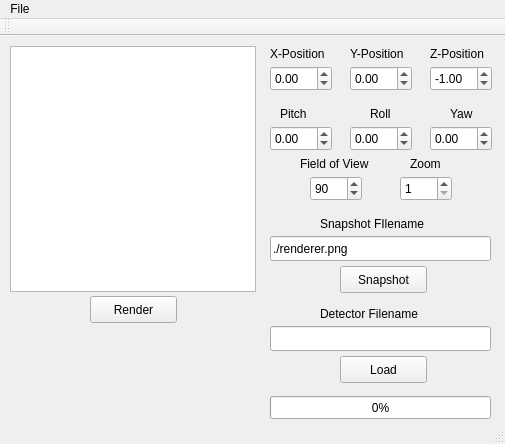
This is tools/qtfiles/camera.ui in cthornsb/Vikar as Qt 5 draws it before an edit. The edited form follows.
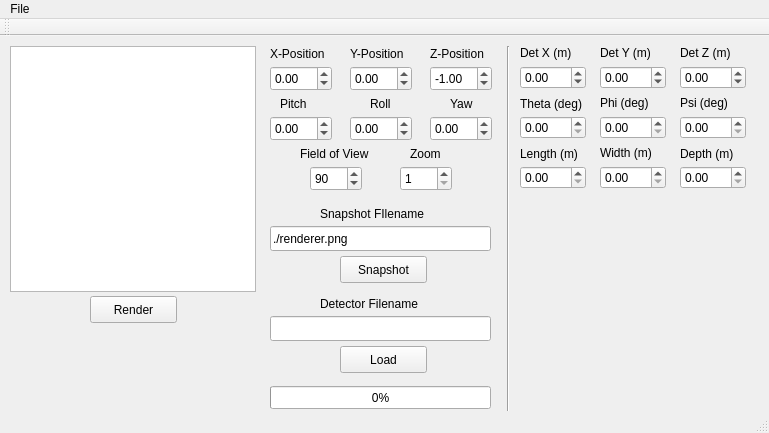
This is the edited form.

Commit message: Added detector position variables to renderer

```diff
--- a/tools/qtfiles/camera.ui
+++ b/tools/qtfiles/camera.ui
@@ -6,8 +6,8 @@
    <rect>
     <x>0</x>
     <y>0</y>
-    <width>505</width>
-    <height>444</height>
+    <width>769</width>
+    <height>433</height>
    </rect>
   </property>
   <property name="windowTitle">
@@ -101,7 +101,7 @@
     <property name="geometry">
      <rect>
       <x>310</x>
-      <y>140</y>
+      <y>130</y>
       <width>52</width>
       <height>25</height>
      </rect>
@@ -120,7 +120,7 @@
     <property name="geometry">
      <rect>
       <x>300</x>
-      <y>120</y>
+      <y>110</y>
       <width>81</width>
       <height>16</height>
      </rect>
@@ -133,7 +133,7 @@
     <property name="geometry">
      <rect>
       <x>410</x>
-      <y>120</y>
+      <y>110</y>
       <width>41</width>
       <height>16</height>
      </rect>
@@ -185,7 +185,7 @@
     <property name="geometry">
      <rect>
       <x>430</x>
-      <y>90</y>
+      <y>80</y>
       <width>62</width>
       <height>25</height>
      </rect>
@@ -204,7 +204,7 @@
     <property name="geometry">
      <rect>
       <x>350</x>
-      <y>90</y>
+      <y>80</y>
       <width>62</width>
       <height>25</height>
      </rect>
@@ -223,7 +223,7 @@
     <property name="geometry">
      <rect>
       <x>450</x>
-      <y>70</y>
+      <y>60</y>
       <width>31</width>
       <height>16</height>
      </rect>
@@ -236,7 +236,7 @@
     <property name="geometry">
      <rect>
       <x>370</x>
-      <y>70</y>
+      <y>60</y>
       <width>41</width>
       <height>16</height>
      </rect>
@@ -249,7 +249,7 @@
     <property name="geometry">
      <rect>
       <x>280</x>
-      <y>70</y>
+      <y>60</y>
       <width>41</width>
       <height>16</height>
      </rect>
@@ -262,7 +262,7 @@
     <property name="geometry">
      <rect>
       <x>270</x>
-      <y>90</y>
+      <y>80</y>
       <width>62</width>
       <height>25</height>
      </rect>
@@ -281,7 +281,7 @@
     <property name="geometry">
      <rect>
       <x>400</x>
-      <y>140</y>
+      <y>130</y>
       <width>52</width>
       <height>25</height>
      </rect>
@@ -303,7 +303,7 @@
     <property name="geometry">
      <rect>
       <x>270</x>
-      <y>200</y>
+      <y>190</y>
       <width>221</width>
       <height>25</height>
      </rect>
@@ -319,7 +319,7 @@
     <property name="geometry">
      <rect>
       <x>340</x>
-      <y>230</y>
+      <y>220</y>
       <width>87</width>
       <height>27</height>
      </rect>
@@ -332,7 +332,7 @@
     <property name="geometry">
      <rect>
       <x>320</x>
-      <y>180</y>
+      <y>170</y>
       <width>131</width>
       <height>16</height>
      </rect>
@@ -345,7 +345,7 @@
     <property name="geometry">
      <rect>
       <x>270</x>
-      <y>360</y>
+      <y>350</y>
       <width>221</width>
       <height>23</height>
      </rect>
@@ -358,7 +358,7 @@
     <property name="geometry">
      <rect>
       <x>270</x>
-      <y>290</y>
+      <y>280</y>
       <width>221</width>
       <height>25</height>
      </rect>
@@ -374,7 +374,7 @@
     <property name="geometry">
      <rect>
       <x>320</x>
-      <y>270</y>
+      <y>260</y>
       <width>111</width>
       <height>16</height>
      </rect>
@@ -387,7 +387,7 @@
     <property name="geometry">
      <rect>
       <x>340</x>
-      <y>320</y>
+      <y>310</y>
       <width>87</width>
       <height>27</height>
      </rect>
@@ -396,14 +396,291 @@
      <string>Load</string>
     </property>
    </widget>
+   <widget class="QDoubleSpinBox" name="doubleSpinBox_xPos">
+    <property name="geometry">
+     <rect>
+      <x>520</x>
+      <y>30</y>
+      <width>66</width>
+      <height>23</height>
+     </rect>
+    </property>
+    <property name="minimum">
+     <double>-50.000000000000000</double>
+    </property>
+    <property name="maximum">
+     <double>50.000000000000000</double>
+    </property>
+    <property name="singleStep">
+     <double>0.100000000000000</double>
+    </property>
+   </widget>
+   <widget class="QDoubleSpinBox" name="doubleSpinBox_yPos">
+    <property name="geometry">
+     <rect>
+      <x>600</x>
+      <y>30</y>
+      <width>66</width>
+      <height>23</height>
+     </rect>
+    </property>
+    <property name="minimum">
+     <double>-50.000000000000000</double>
+    </property>
+    <property name="maximum">
+     <double>50.000000000000000</double>
+    </property>
+    <property name="singleStep">
+     <double>0.100000000000000</double>
+    </property>
+   </widget>
+   <widget class="QDoubleSpinBox" name="doubleSpinBox_zPos">
+    <property name="geometry">
+     <rect>
+      <x>680</x>
+      <y>30</y>
+      <width>66</width>
+      <height>23</height>
+     </rect>
+    </property>
+    <property name="minimum">
+     <double>-50.000000000000000</double>
+    </property>
+    <property name="maximum">
+     <double>50.000000000000000</double>
+    </property>
+    <property name="singleStep">
+     <double>0.100000000000000</double>
+    </property>
+   </widget>
+   <widget class="QDoubleSpinBox" name="doubleSpinBox_psi">
+    <property name="geometry">
+     <rect>
+      <x>680</x>
+      <y>80</y>
+      <width>66</width>
+      <height>23</height>
+     </rect>
+    </property>
+    <property name="maximum">
+     <double>360.000000000000000</double>
+    </property>
+   </widget>
+   <widget class="QDoubleSpinBox" name="doubleSpinBox_phi">
+    <property name="geometry">
+     <rect>
+      <x>600</x>
+      <y>80</y>
+      <width>66</width>
+      <height>23</height>
+     </rect>
+    </property>
+    <property name="maximum">
+     <double>360.000000000000000</double>
+    </property>
+   </widget>
+   <widget class="QDoubleSpinBox" name="doubleSpinBox_theta">
+    <property name="geometry">
+     <rect>
+      <x>520</x>
+      <y>80</y>
+      <width>66</width>
+      <height>23</height>
+     </rect>
+    </property>
+    <property name="maximum">
+     <double>360.000000000000000</double>
+    </property>
+   </widget>
+   <widget class="QDoubleSpinBox" name="doubleSpinBox_depth">
+    <property name="geometry">
+     <rect>
+      <x>680</x>
+      <y>130</y>
+      <width>66</width>
+      <height>23</height>
+     </rect>
+    </property>
+    <property name="minimum">
+     <double>0.000000000000000</double>
+    </property>
+    <property name="maximum">
+     <double>1.000000000000000</double>
+    </property>
+    <property name="singleStep">
+     <double>0.010000000000000</double>
+    </property>
+   </widget>
+   <widget class="QDoubleSpinBox" name="doubleSpinBox_width">
+    <property name="geometry">
+     <rect>
+      <x>600</x>
+      <y>130</y>
+      <width>66</width>
+      <height>23</height>
+     </rect>
+    </property>
+    <property name="maximum">
+     <double>1.000000000000000</double>
+    </property>
+    <property name="singleStep">
+     <double>0.010000000000000</double>
+    </property>
+   </widget>
+   <widget class="QDoubleSpinBox" name="doubleSpinBox_length">
+    <property name="geometry">
+     <rect>
+      <x>520</x>
+      <y>130</y>
+      <width>66</width>
+      <height>23</height>
+     </rect>
+    </property>
+    <property name="maximum">
+     <double>50.000000000000000</double>
+    </property>
+    <property name="singleStep">
+     <double>0.100000000000000</double>
+    </property>
+   </widget>
+   <widget class="QLabel" name="label_11">
+    <property name="geometry">
+     <rect>
+      <x>520</x>
+      <y>10</y>
+      <width>59</width>
+      <height>14</height>
+     </rect>
+    </property>
+    <property name="text">
+     <string>Det X (m)</string>
+    </property>
+   </widget>
+   <widget class="QLabel" name="label_12">
+    <property name="geometry">
+     <rect>
+      <x>600</x>
+      <y>10</y>
+      <width>59</width>
+      <height>14</height>
+     </rect>
+    </property>
+    <property name="text">
+     <string>Det Y (m)</string>
+    </property>
+   </widget>
+   <widget class="QLabel" name="label_13">
+    <property name="geometry">
+     <rect>
+      <x>680</x>
+      <y>10</y>
+      <width>59</width>
+      <height>14</height>
+     </rect>
+    </property>
+    <property name="text">
+     <string>Det Z (m)</string>
+    </property>
+   </widget>
+   <widget class="QLabel" name="label_14">
+    <property name="geometry">
+     <rect>
+      <x>520</x>
+      <y>60</y>
+      <width>71</width>
+      <height>16</height>
+     </rect>
+    </property>
+    <property name="text">
+     <string>Theta (deg)</string>
+    </property>
+   </widget>
+   <widget class="QLabel" name="label_15">
+    <property name="geometry">
+     <rect>
+      <x>600</x>
+      <y>60</y>
+      <width>59</width>
+      <height>14</height>
+     </rect>
+    </property>
+    <property name="text">
+     <string>Phi (deg)</string>
+    </property>
+   </widget>
+   <widget class="QLabel" name="label_16">
+    <property name="geometry">
+     <rect>
+      <x>680</x>
+      <y>60</y>
+      <width>59</width>
+      <height>14</height>
+     </rect>
+    </property>
+    <property name="text">
+     <string>Psi (deg)</string>
+    </property>
+   </widget>
+   <widget class="QLabel" name="label_17">
+    <property name="geometry">
+     <rect>
+      <x>520</x>
+      <y>110</y>
+      <width>71</width>
+      <height>16</height>
+     </rect>
+    </property>
+    <property name="text">
+     <string>Length (m)</string>
+    </property>
+   </widget>
+   <widget class="QLabel" name="label_18">
+    <property name="geometry">
+     <rect>
+      <x>600</x>
+      <y>110</y>
+      <width>59</width>
+      <height>14</height>
+     </rect>
+    </property>
+    <property name="text">
+     <string>Width (m)</string>
+    </property>
+   </widget>
+   <widget class="QLabel" name="label_19">
+    <property name="geometry">
+     <rect>
+      <x>680</x>
+      <y>110</y>
+      <width>61</width>
+      <height>16</height>
+     </rect>
+    </property>
+    <property name="text">
+     <string>Depth (m)</string>
+    </property>
+   </widget>
+   <widget class="Line" name="line">
+    <property name="geometry">
+     <rect>
+      <x>500</x>
+      <y>10</y>
+      <width>16</width>
+      <height>371</height>
+     </rect>
+    </property>
+    <property name="orientation">
+     <enum>Qt::Vertical</enum>
+    </property>
+   </widget>
   </widget>
   <widget class="QMenuBar" name="menuBar">
    <property name="geometry">
     <rect>
      <x>0</x>
      <y>0</y>
-     <width>505</width>
-     <height>20</height>
+     <width>769</width>
+     <height>19</height>
     </rect>
    </property>
    <widget class="QMenu" name="menuFile">
```
The commit also changes 2 other files.
